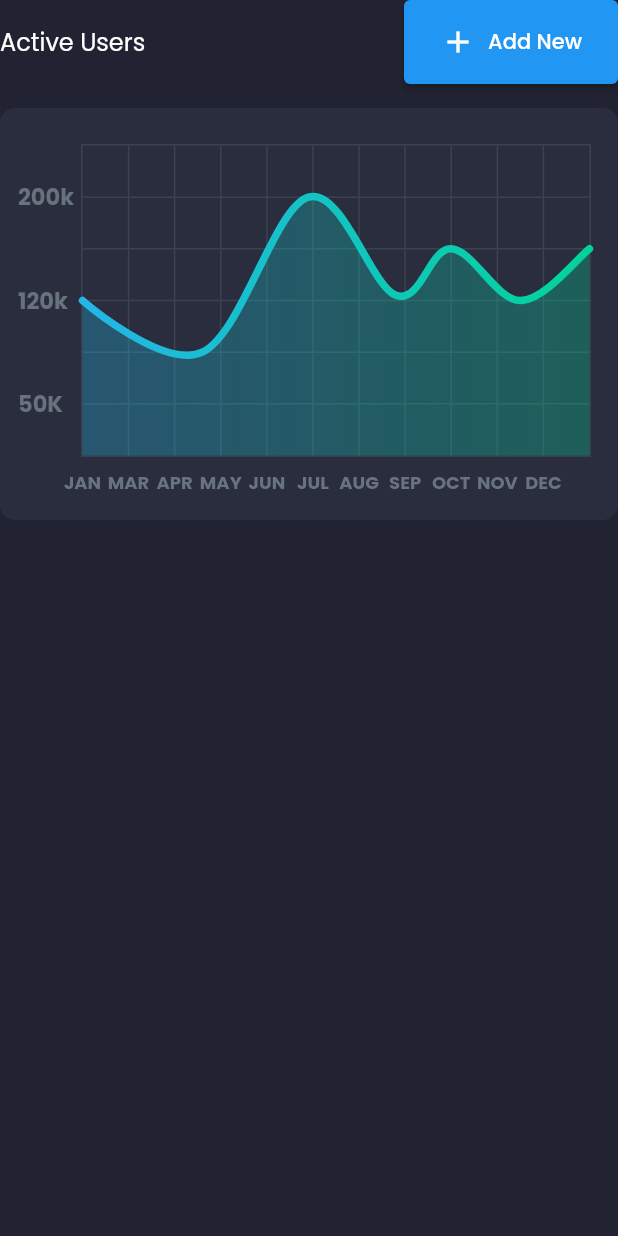
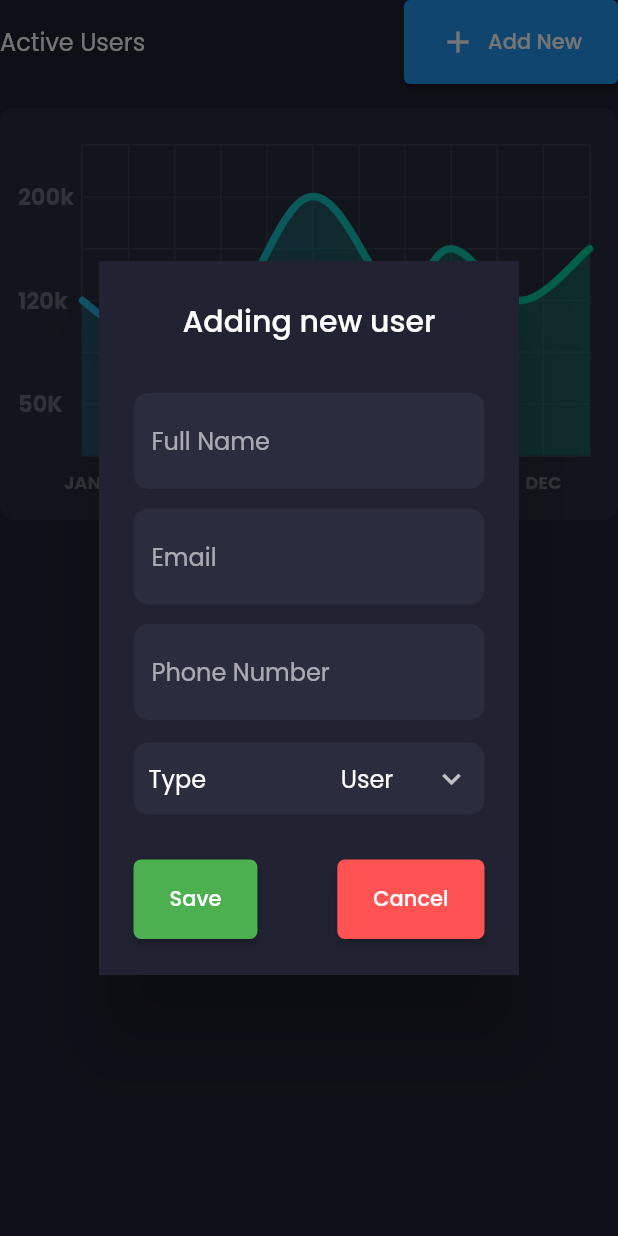
Before and after one commit to gabrieltintarescu/upkeep, a Flutter app: the UsersPanel widget shown alone on an empty page, opened directly, after a tap on "Add New", on a phone screen of 412 x 824 dp. Run offline on Flutter 3.47's test engine with Material 2 defaults, Android fonts, the phone set to English and light mode, and no system bars; drawn by our look-alikes of fl_chart; our stand-ins replace entry, flutter_svg, get, google_fonts, shimmer; missing offline and left inert: advanced_datatable.

Commit message:
ADD User editing and saving API

```diff
--- a/upkeep_client/lib/components/users_panel.dart
+++ b/upkeep_client/lib/components/users_panel.dart
@@ -29,7 +29,7 @@ class UsersPanel extends StatelessWidget {
                   vertical: defaultPadding,
                 ),
               ),
-              onPressed: () {},
+              onPressed: () => controller.openAddUser(),
               icon: const Icon(Icons.add),
               label: const Text('Add New'),
             ),
--- a/upkeep_client/lib/controllers/dashboard_controller.dart
+++ b/upkeep_client/lib/controllers/dashboard_controller.dart
@@ -8,8 +8,9 @@ import 'package:upkeep_client/models/user_response.dart';
 
 class DashboardController extends GetxController {
   final scaffoldKey = GlobalKey<ScaffoldState>();
-  final apiURL = 'http://5.12.86.162';
-  var userType = 'User'.obs;
+  final apiURL = 'http://5.12.86.162/api/v1/users';
+  var userTypeEdit = 'User'.obs;
+  var userTypeAdd = 'User'.obs;
 
   void toggleMenu() {
     if (scaffoldKey.currentState!.isDrawerOpen) {
@@ -20,8 +21,7 @@ class DashboardController extends GetxController {
   }
 
   Future<UserResponse> fetchUsers(int offset, int pageSize) async {
-    final response =
-        await http.get(Uri.parse('$apiURL/api/v1/users/$offset/$pageSize'));
+    final response = await http.get(Uri.parse('$apiURL/$offset/$pageSize'));
 
     if (response.statusCode == 200) {
       // If the server did return a 200 OK response,
@@ -43,7 +43,7 @@ class DashboardController extends GetxController {
     nameTextController.text = user.name;
     emailTextController.text = user.email;
     phoneTextController.text = user.phone;
-    userType.value = user.type;
+    userTypeEdit.value = user.type;
 
     Get.defaultDialog(
       title: 'Editing user #${user.id}',
@@ -109,7 +109,7 @@ class DashboardController extends GetxController {
                   DropdownButtonHideUnderline(
                     child: Obx(
                       () => DropdownButton(
-                        value: userType.value,
+                        value: userTypeEdit.value,
                         icon: const Icon(Icons.keyboard_arrow_down),
                         items: const [
                           DropdownMenuItem(
@@ -125,7 +125,7 @@ class DashboardController extends GetxController {
                             child: Text('Banned'),
                           )
                         ],
-                        onChanged: ((value) => userType.value = value!),
+                        onChanged: ((value) => userTypeEdit.value = value!),
                       ),
                     ),
                   ),
@@ -147,7 +147,16 @@ class DashboardController extends GetxController {
                       vertical: defaultPadding,
                     ),
                   ),
-                  onPressed: () {},
+                  onPressed: () {
+                    editUser(User(
+                      id: user.id,
+                      name: nameTextController.text,
+                      email: emailTextController.text,
+                      phone: phoneTextController.text,
+                      type: userTypeEdit.value,
+                    ));
+                    Get.back();
+                  },
                   child: const Text('Save'),
                 ),
                 ElevatedButton(
@@ -171,4 +180,176 @@ class DashboardController extends GetxController {
       ),
     );
   }
+
+  editUser(User user) async {
+    final response = await http.post(
+      Uri.parse('$apiURL/edit'),
+      headers: <String, String>{
+        'Content-Type': 'application/json; charset=UTF-8',
+      },
+      body: jsonEncode(user),
+    );
+    if (response.statusCode == 200) {
+      Get.snackbar('Success', 'User saved successfully!');
+    } else {
+      Get.snackbar('Error', 'Something went wrong!');
+    }
+  }
+
+  openAddUser() {
+    TextEditingController nameTextController = TextEditingController();
+    TextEditingController emailTextController = TextEditingController();
+    TextEditingController phoneTextController = TextEditingController();
+
+    userTypeAdd.value = 'User';
+
+    Get.defaultDialog(
+      title: 'Adding new user',
+      titlePadding: const EdgeInsets.only(top: 25, bottom: 25),
+      radius: 0,
+      backgroundColor: bgColor,
+      content: Padding(
+        padding: const EdgeInsets.symmetric(horizontal: 15),
+        child: Column(
+          children: [
+            TextField(
+              controller: nameTextController,
+              decoration: InputDecoration(
+                hintText: 'Full Name',
+                fillColor: secondaryColor,
+                filled: true,
+                border: OutlineInputBorder(
+                  borderSide: BorderSide.none,
+                  borderRadius: BorderRadius.circular(10),
+                ),
+              ),
+            ),
+            const SizedBox(height: 13),
+            TextField(
+              controller: emailTextController,
+              keyboardType: TextInputType.emailAddress,
+              decoration: InputDecoration(
+                hintText: 'Email',
+                fillColor: secondaryColor,
+                filled: true,
+                border: OutlineInputBorder(
+                  borderSide: BorderSide.none,
+                  borderRadius: BorderRadius.circular(10),
+                ),
+              ),
+            ),
+            const SizedBox(height: 13),
+            TextField(
+              controller: phoneTextController,
+              keyboardType: TextInputType.number,
+              decoration: InputDecoration(
+                hintText: 'Phone Number',
+                fillColor: secondaryColor,
+                filled: true,
+                border: OutlineInputBorder(
+                  borderSide: BorderSide.none,
+                  borderRadius: BorderRadius.circular(10),
+                ),
+              ),
+            ),
+            const SizedBox(height: 15),
+            Container(
+              padding: const EdgeInsets.symmetric(horizontal: 10),
+              decoration: BoxDecoration(
+                color: secondaryColor,
+                borderRadius: BorderRadius.circular(10),
+              ),
+              width: double.infinity,
+              child: Row(
+                mainAxisAlignment: MainAxisAlignment.spaceBetween,
+                children: [
+                  const Text('Type'),
+                  DropdownButtonHideUnderline(
+                    child: Obx(
+                      () => DropdownButton(
+                        value: userTypeAdd.value,
+                        icon: const Icon(Icons.keyboard_arrow_down),
+                        items: const [
+                          DropdownMenuItem(
+                            value: 'User',
+                            child: Text('User'),
+                          ),
+                          DropdownMenuItem(
+                            value: 'Admin',
+                            child: Text('Admin'),
+                          ),
+                          DropdownMenuItem(
+                            value: 'Banned',
+                            child: Text('Banned'),
+                          )
+                        ],
+                        onChanged: ((value) => userTypeAdd.value = value!),
+                      ),
+                    ),
+                  ),
+                ],
+              ),
+            ),
+            const SizedBox(height: 30),
+            Row(
+              mainAxisAlignment: MainAxisAlignment.spaceBetween,
+              children: [
+                ElevatedButton(
+                  style: TextButton.styleFrom(
+                    shape: RoundedRectangleBorder(
+                      borderRadius: BorderRadius.circular(5),
+                    ),
+                    backgroundColor: Colors.green,
+                    padding: const EdgeInsets.symmetric(
+                      horizontal: defaultPadding * 1.5,
+                      vertical: defaultPadding,
+                    ),
+                  ),
+                  onPressed: () {
+                    addUser(User(
+                      name: nameTextController.text,
+                      email: emailTextController.text,
+                      phone: phoneTextController.text,
+                      type: userTypeAdd.value,
+                    ));
+                    Get.back();
+                  },
+                  child: const Text('Save'),
+                ),
+                ElevatedButton(
+                  style: TextButton.styleFrom(
+                    shape: RoundedRectangleBorder(
+                      borderRadius: BorderRadius.circular(5),
+                    ),
+                    backgroundColor: Colors.redAccent,
+                    padding: const EdgeInsets.symmetric(
+                      horizontal: defaultPadding * 1.5,
+                      vertical: defaultPadding,
+                    ),
+                  ),
+                  onPressed: () => Get.back(),
+                  child: const Text('Cancel'),
+                ),
+              ],
+            ),
+          ],
+        ),
+      ),
+    );
+  }
+
+  Future<void> addUser(User user) async {
+    final response = await http.post(
+      Uri.parse('$apiURL/save'),
+      headers: <String, String>{
+        'Content-Type': 'application/json; charset=UTF-8',
+      },
+      body: jsonEncode(user),
+    );
+    if (response.statusCode == 200) {
+      Get.snackbar('Success', 'User saved successfully!');
+    } else {
+      Get.snackbar('Error', 'Something went wrong!');
+    }
+  }
 }
--- a/upkeep_client/lib/models/user_response.dart
+++ b/upkeep_client/lib/models/user_response.dart
@@ -31,14 +31,14 @@ class UserResponse {
 
 class User {
   User({
-    required this.id,
+    this.id,
     required this.name,
     required this.email,
     required this.phone,
     required this.type,
   });
 
-  final int id;
+  final int? id;
   final String name;
   final String email;
   final String phone;
--- a/upkeep_client/pubspec.yaml
+++ b/upkeep_client/pubspec.yaml
@@ -44,6 +44,7 @@ dependencies:
   advanced_datatable: ^0.0.8
   shimmer: ^2.0.0
   http: ^0.13.5
+  entry: ^0.0.7
 
 dev_dependencies:
   flutter_test:
```
Also changed, not shown: upkeep_client/lib/layouts/dashboard_screen.dart (+23 -4 lines), upkeep_client/lib/pages/home_page.dart (+9 -2 lines), 3 other files.
